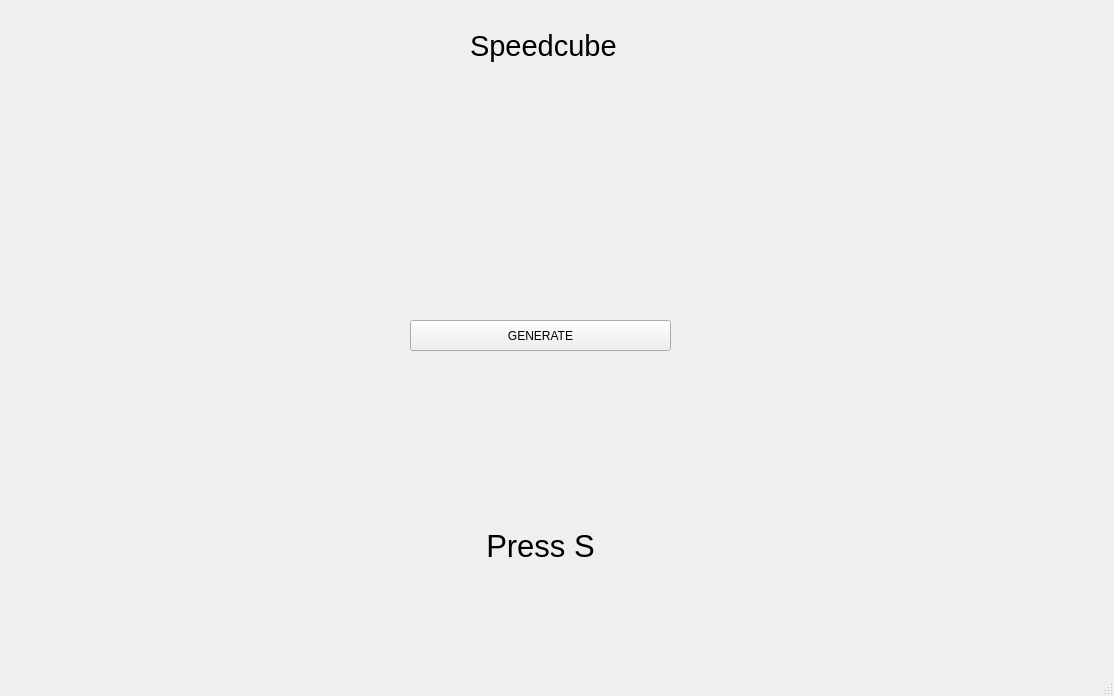
This is skrb.ui in kinokam/myprojectgl as Qt 5 draws it before an edit. The edited form follows.
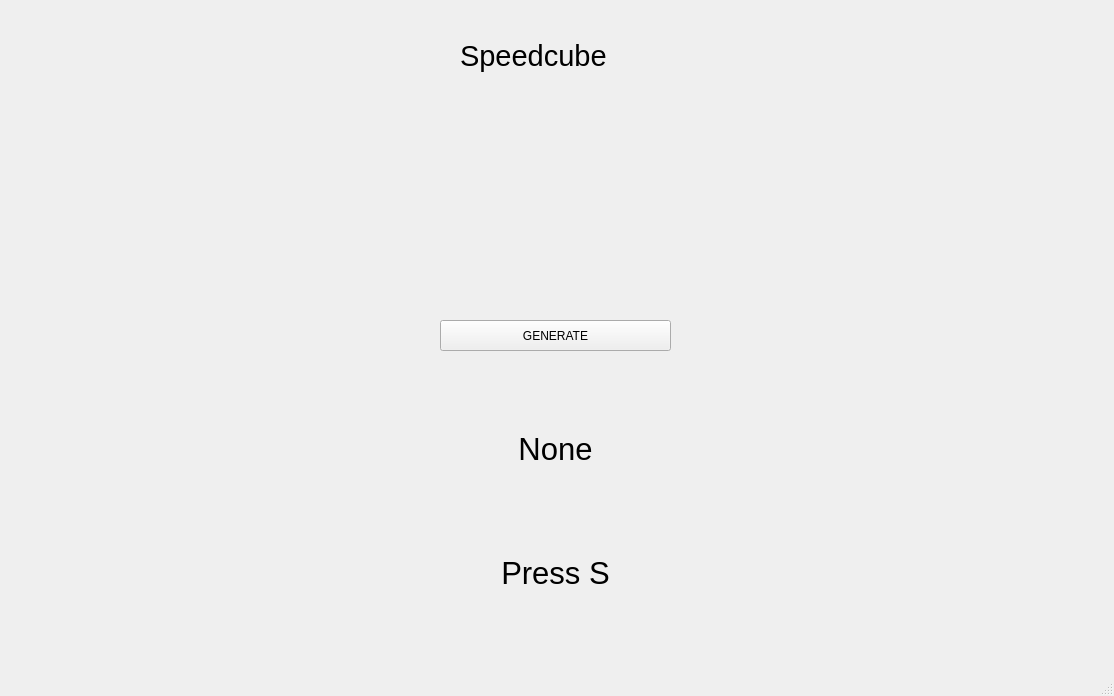
This is the edited form.

Commit message:
Дополненный проект
Добавил строку с рекордом;

Patch:
```diff
--- a/skrb.ui
+++ b/skrb.ui
@@ -20,9 +20,9 @@
    <widget class="QLabel" name="name">
     <property name="geometry">
      <rect>
-      <x>470</x>
-      <y>10</y>
-      <width>601</width>
+      <x>460</x>
+      <y>20</y>
+      <width>191</width>
       <height>71</height>
      </rect>
     </property>
@@ -62,36 +62,12 @@
      <set>Qt::AlignCenter</set>
     </property>
    </widget>
-   <widget class="QLabel" name="timer">
-    <property name="geometry">
-     <rect>
-      <x>270</x>
-      <y>460</y>
-      <width>541</width>
-      <height>171</height>
-     </rect>
-    </property>
-    <property name="font">
-     <font>
-      <pointsize>23</pointsize>
-     </font>
-    </property>
-    <property name="text">
-     <string>Press S</string>
-    </property>
-    <property name="scaledContents">
-     <bool>false</bool>
-    </property>
-    <property name="alignment">
-     <set>Qt::AlignCenter</set>
-    </property>
-   </widget>
    <widget class="QPushButton" name="btn">
     <property name="geometry">
      <rect>
-      <x>410</x>
+      <x>440</x>
       <y>320</y>
-      <width>261</width>
+      <width>231</width>
       <height>31</height>
      </rect>
     </property>
@@ -99,6 +75,54 @@
      <string>GENERATE</string>
     </property>
    </widget>
+   <widget class="QWidget" name="verticalLayoutWidget">
+    <property name="geometry">
+     <rect>
+      <x>240</x>
+      <y>390</y>
+      <width>631</width>
+      <height>241</height>
+     </rect>
+    </property>
+    <layout class="QVBoxLayout" name="verticalLayout">
+     <item>
+      <widget class="QLabel" name="best">
+       <property name="font">
+        <font>
+         <pointsize>23</pointsize>
+        </font>
+       </property>
+       <property name="text">
+        <string>None</string>
+       </property>
+       <property name="scaledContents">
+        <bool>false</bool>
+       </property>
+       <property name="alignment">
+        <set>Qt::AlignCenter</set>
+       </property>
+      </widget>
+     </item>
+     <item>
+      <widget class="QLabel" name="timer">
+       <property name="font">
+        <font>
+         <pointsize>23</pointsize>
+        </font>
+       </property>
+       <property name="text">
+        <string>Press S</string>
+       </property>
+       <property name="scaledContents">
+        <bool>false</bool>
+       </property>
+       <property name="alignment">
+        <set>Qt::AlignCenter</set>
+       </property>
+      </widget>
+     </item>
+    </layout>
+   </widget>
   </widget>
   <widget class="QMenuBar" name="menubar">
    <property name="geometry">
```
Left out of the diff: 2 changed lines with no effect on the pictures. The commit also changes 1 other file.
